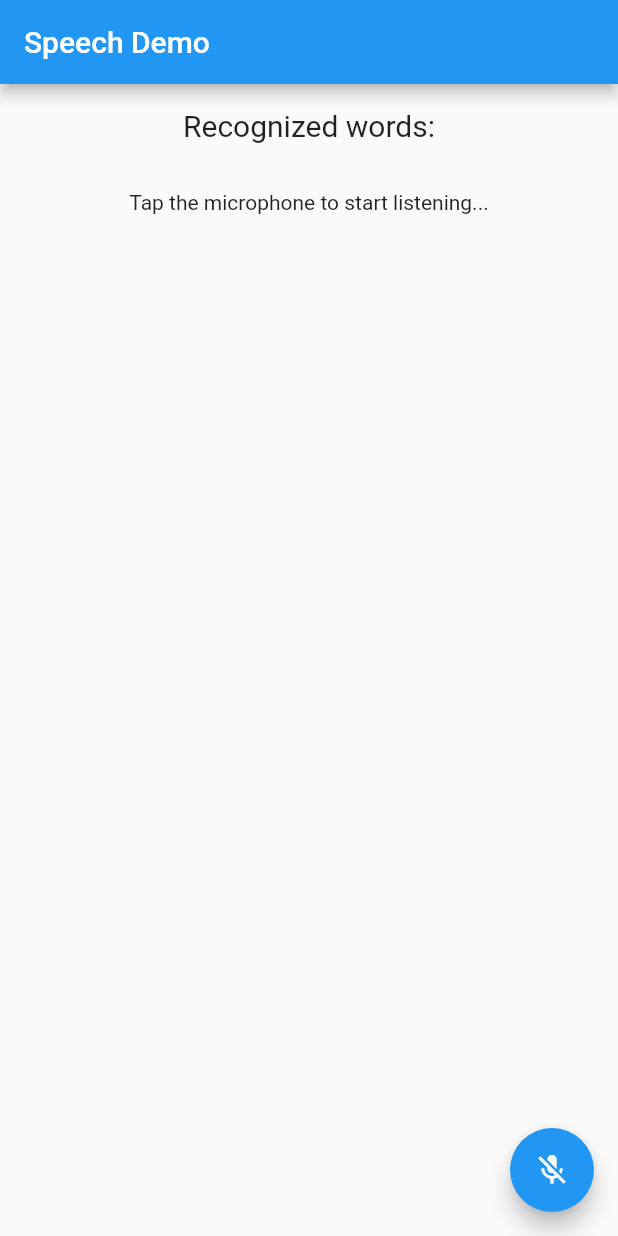
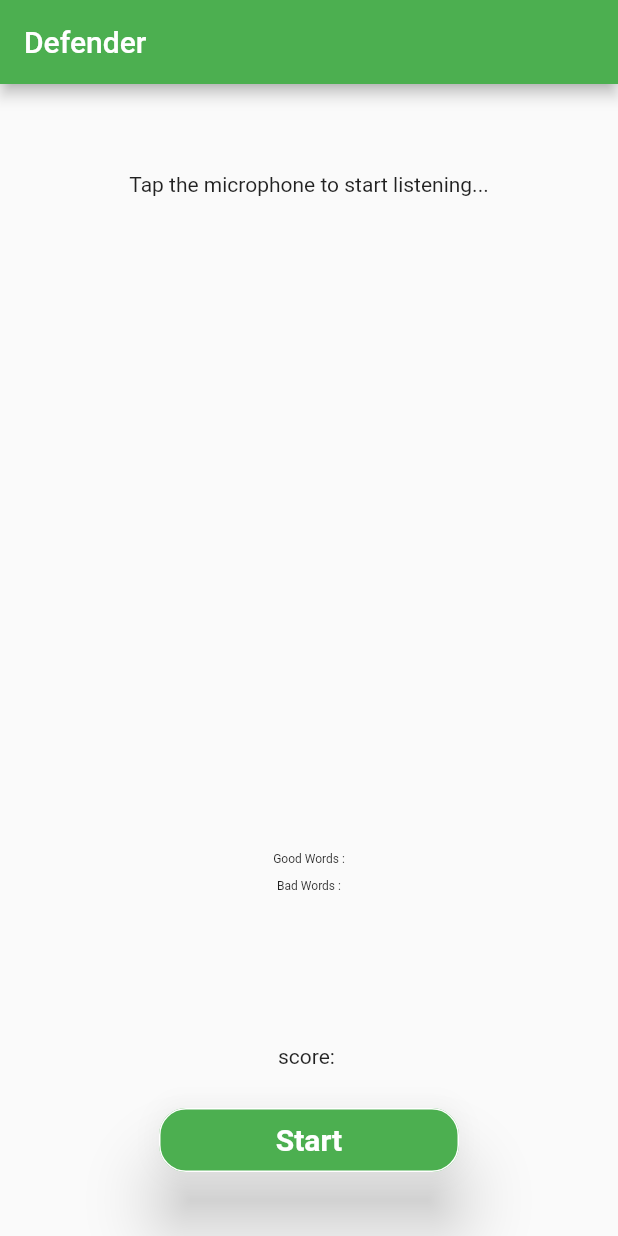
Before and after one commit to ekam-g/hackithon, a Flutter app: the defender screen opened directly, on a phone screen of 412 x 824 dp. Run offline on Flutter 3.47's test engine with Material 2 defaults, Android fonts, the light colour scheme and no system bars; our stand-ins replace cloud_firestore, firebase_auth, firebase_core, flutter_tts, image_picker, shared_preferences and 1 more; missing offline and left inert: bottom_bar, google_mlkit_text_recognition, sentiment_dart; accounts and stored records are empty; Roboto replaces fonts that are missing (Poppins).

Commit message:
display of senment stuff done

```diff
--- a/frontend/lib/main.dart
+++ b/frontend/lib/main.dart
@@ -34,7 +34,7 @@ class Start extends StatelessWidget {
     return MaterialApp(
       title: 'ML Helper',
       theme: ThemeData(
-        primarySwatch: Colors.blue,
+        primarySwatch: Colors.green,
       ),
       home: const SplashScreen(),
     );
--- a/frontend/lib/screens/defender/defendUI.dart
+++ b/frontend/lib/screens/defender/defendUI.dart
@@ -1,7 +1,9 @@
 import 'package:flutter/material.dart';
+import 'package:frontend/widgets/coolButtion.dart';
+import 'package:frontend/widgets/coolText.dart';
+import 'package:sentiment_dart/sentiment_dart.dart';
 import 'package:speech_to_text/speech_recognition_result.dart';
 import 'package:speech_to_text/speech_to_text.dart';
-
 
 class defender extends StatefulWidget {
   defender({Key? key}) : super(key: key);
@@ -14,6 +16,7 @@ class _defender extends State<defender> {
   SpeechToText _speechToText = SpeechToText();
   bool _speechEnabled = false;
   String _lastWords = '';
+  late Map results;
 
   @override
   void initState() {
@@ -52,24 +55,40 @@ class _defender extends State<defender> {
 
   @override
   Widget build(BuildContext context) {
+    try {
+      results = {
+        "score": Sentiment.analysis(_lastWords).score.toString(),
+        "good": Sentiment.analysis(_lastWords).words.good.toString(),
+        "bad": Sentiment.analysis(_lastWords).words.bad.toString(),
+        "comparative": Sentiment.analysis(_lastWords).comparative.toString(),
+      };
+    } catch (error) {
+      results = {
+        "score": 0.toString(),
+        "good": "empty",
+        "bad": "empty",
+        "comparative": 0.toString(),
+      };
+    }
     return Scaffold(
       appBar: AppBar(
-        title: Text('Speech Demo'),
+        title: coolText(
+          text: 'Defender',
+          fontSize: 20,
+        ),
       ),
       body: Center(
         child: Column(
           mainAxisAlignment: MainAxisAlignment.center,
           children: <Widget>[
-            Container(
-              padding: EdgeInsets.all(16),
-              child: Text(
-                'Recognized words:',
-                style: TextStyle(fontSize: 20.0),
-              ),
+            const Spacer(
+              flex: 1,
             ),
             Expanded(
+              flex: 10,
+              child: SingleChildScrollView(
                 child: Container(
-                padding: EdgeInsets.all(16),
+                  padding: const EdgeInsets.all(16),
                   child: Text(
                     // If listening is active show the recognized words
                     _speechToText.isListening
@@ -84,15 +103,45 @@ class _defender extends State<defender> {
                   ),
                 ),
               ),
+            ),
+            const Spacer(
+              flex: 1,
+            ),
+            Expanded(
+              flex: 2,
+              child: SingleChildScrollView(
+                child: SizedBox(
+                  width: 200,
+                  child: coolText(
+                    text: "Good Words : ${results['good']}\n\n"
+                        "Bad Words : ${results['bad']}\n",
+                    fontSize: 8,
+                  ),
+                ),
+              ),
+            ),
+            const Spacer(
+              flex: 1,
+            ),
+            Expanded(
+              flex: 1,
+              child: Text(
+                'score: ${results["score"]}',
+              ),
+            ),
+            ExpandedButton(
+                onPressed: _speechToText.isNotListening
+                    ? _startListening
+                    : _stopListening,
+                text: _speechToText.isNotListening ? "Start" : "Stop",
+                flex: 1,
+                fontSize: 20,
+                width: 200),
+            const Spacer(
+              flex: 1,
+            ),
           ],
         ),
-      ),
-      floatingActionButton: FloatingActionButton(
-        onPressed:
-        // If not yet listening for speech start, otherwise stop
-        _speechToText.isNotListening ? _startListening : _stopListening,
-        tooltip: 'Listen',
-        child: Icon(_speechToText.isNotListening ? Icons.mic_off : Icons.mic),
       ),
     );
   }
--- a/frontend/pubspec.yaml
+++ b/frontend/pubspec.yaml
@@ -45,6 +45,7 @@ dependencies:
   text_to_speech: ^0.2.3
   flutter_tts: ^3.5.0
   speech_to_text: ^5.6.0
+  sentiment_dart: ^0.0.5
 dev_dependencies:
   flutter_test:
     sdk: flutter
```
Also changed, not shown: frontend/lib/screens/defender/defenderFunc.dart (deleted), frontend/pubspec.lock, 1 other file. Lines whose indentation alone changed are shown as unchanged.
